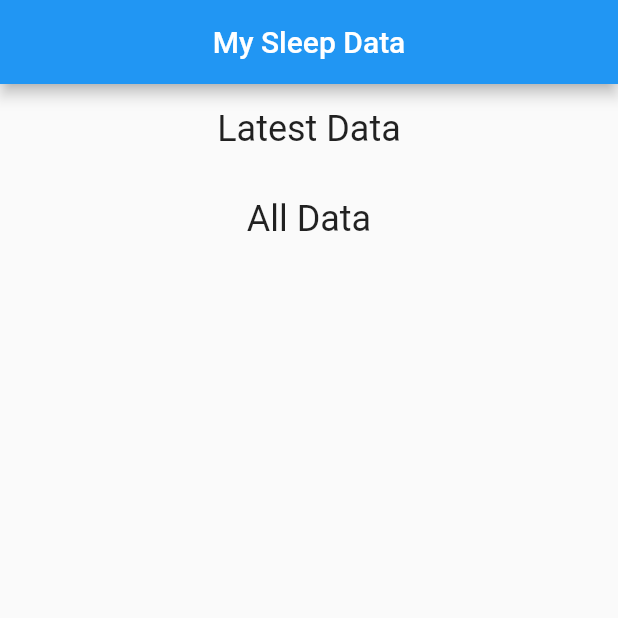
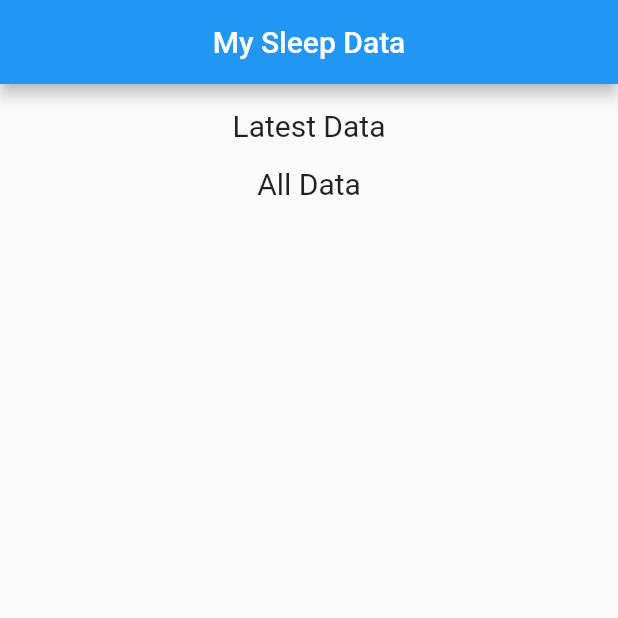
Before and after one commit to panduwira/RateYourSleep, a Flutter app: the ListDataPage screen opened directly, on a phone screen of 412 x 824 dp, the top half of it. Run offline on Flutter 3.47's test engine with Material 2 defaults, Android fonts, the phone set to English and light mode, and no system bars; our stand-ins replace cloud_firestore, equatable, firebase_auth, firebase_core, firebase_storage, flutter_rating_bar and 3 more; accounts and stored records are empty.

Commit message:
v1.0.2
minor fixes

```diff
--- a/lib/pages/listdata.dart
+++ b/lib/pages/listdata.dart
@@ -19,8 +19,6 @@ class _ListDataPageState extends State<ListDataPage> {
   //UserServices.userCollection.where("name", isEqualTo: name.toString()));
   //productCollection.where("user", isEqualTo: "unapproved");
 
-
-
   void getUserUpdate() async {
     userCollection.doc(_auth.uid).snapshots().listen((event) {
       name = event.data()['name'];
@@ -41,21 +39,27 @@ class _ListDataPageState extends State<ListDataPage> {
         centerTitle: true,
         leading: Container(),
       ),
-      body: Stack(
-        alignment: Alignment.topLeft,
-        children: <Widget>[
+      body: Stack(alignment: Alignment.topLeft, children: <Widget>[
         Container(
             padding: EdgeInsets.only(bottom: 20),
             width: double.infinity,
             height: double.infinity,
-            child: Column(children:
-            <Widget>[
-              SizedBox(height: 16,),
-              Text("Latest Data", textAlign: TextAlign.left, style: TextStyle(fontSize: 24),),
-              SizedBox(height: 16,),
+            child: Column(children: <Widget>[
+              SizedBox(
+                height: 16,
+              ),
+              Text(
+                "Latest Data",
+                textAlign: TextAlign.left,
+                style: TextStyle(fontSize: 20),
+              ),
+              SizedBox(
+                height: 8,
+              ),
               StreamBuilder<QuerySnapshot>(
                 stream: productCollection
-                    .where('username', isEqualTo: name).limit(1)
+                    .where('username', isEqualTo: name)
+                    .limit(1)
                     .snapshots(),
                 builder: (BuildContext context,
                     AsyncSnapshot<QuerySnapshot> snapshot) {
@@ -90,9 +94,17 @@ class _ListDataPageState extends State<ListDataPage> {
                   );
                 },
               ),
-              SizedBox(height: 16,),
-              Text("All Data", textAlign: TextAlign.left, style: TextStyle(fontSize: 24),),
-              SizedBox(height: 16,),
+              SizedBox(
+                height: 8,
+              ),
+              Text(
+                "All Data",
+                textAlign: TextAlign.left,
+                style: TextStyle(fontSize: 20),
+              ),
+              SizedBox(
+                height: 8,
+              ),
               StreamBuilder<QuerySnapshot>(
                 stream: productCollection
                     .where('username', isEqualTo: name)
--- a/lib/pages/signup_page.dart
+++ b/lib/pages/signup_page.dart
@@ -133,10 +133,10 @@ class _SignUpPageState extends State<SignUpPage> {
                             }));
                           } else {
                             Fluttertoast.showToast(
-                              msg: result,
+                              msg: "Account created",
                               toastLength: Toast.LENGTH_SHORT,
                               gravity: ToastGravity.BOTTOM,
-                              backgroundColor: Colors.red,
+                              backgroundColor: Colors.green,
                               textColor: Colors.white,
                               fontSize: 16.0,
                             );
--- a/lib/services/auth_services.dart
+++ b/lib/services/auth_services.dart
@@ -10,7 +10,7 @@ class AuthServices {
   static Future<String> signUp(
       String email, String password, String name) async {
     await Firebase.initializeApp();
-    String msg = "Signed up Signed infully";
+    String msg = "Account created";
     try {
       UserCredential result = await auth.createUserWithEmailAndPassword(
           email: email, password: password);
@@ -19,7 +19,7 @@ class AuthServices {
 
       auth.signOut();
       await UserServices.updateUser(users);
-      msg = "Signed up successfully";
+      msg = "Signed out";
     } catch (e) {
       msg = e.toString();
     }
--- a/lib/widgets/supertimecard.dart
+++ b/lib/widgets/supertimecard.dart
@@ -16,8 +16,7 @@ class SuperTimeDataCard extends StatelessWidget {
           await showDialog(
               context: context,
               builder: (_) => new AlertDialog(
-                    title: Text("Last Session : " +
-                      sleeptimer.sleepdate),
+                    title: Text("Last Session : " + sleeptimer.sleepdate),
                     content: Text("Start time: " +
                         sleeptimer.sleepdate +
                         "\n End time: " +
@@ -51,7 +50,7 @@ class SuperTimeDataCard extends StatelessWidget {
                     ],
                   ));
         },
-        title: Text(sleeptimer.rating, style: TextStyle(fontSize: 32),),
+        title: Text(sleeptimer.rating),
         subtitle: Text(sleeptimer.sleeptime + "\n" + sleeptimer.sleepdate),
         leading: Icon(
           Icons.star,
--- a/lib/widgets/timecard.dart
+++ b/lib/widgets/timecard.dart
@@ -55,6 +55,7 @@ class TimeDataCard extends StatelessWidget {
         leading: Icon(
           Icons.star,
           color: Colors.amber,
+          size: 36,
         ),
       ),
     );
--- a/pubspec.yaml
+++ b/pubspec.yaml
@@ -1,5 +1,5 @@
 name: rateyoursleep
-description: A new Flutter project.
+description: Rate Your Sleep for the beetter you
 
 # The following line prevents the package from being accidentally published to
 # pub.dev using `pub publish`. This is preferred for private packages.
@@ -15,7 +15,7 @@ publish_to: 'none' # Remove this line if you wish to publish to pub.dev
 # In iOS, build-name is used as CFBundleShortVersionString while build-number used as CFBundleVersion.
 # Read more about iOS versioning at
 # https://developer.apple.com/library/archive/documentation/General/Reference/InfoPlistKeyReference/Articles/CoreFoundationKeys.html
-version: 1.0.0+1
+version: 1.0.2+3
 
 environment:
   sdk: ">=2.7.0 <3.0.0"
```
Also changed, not shown: pubspec.lock, 1 other file.
